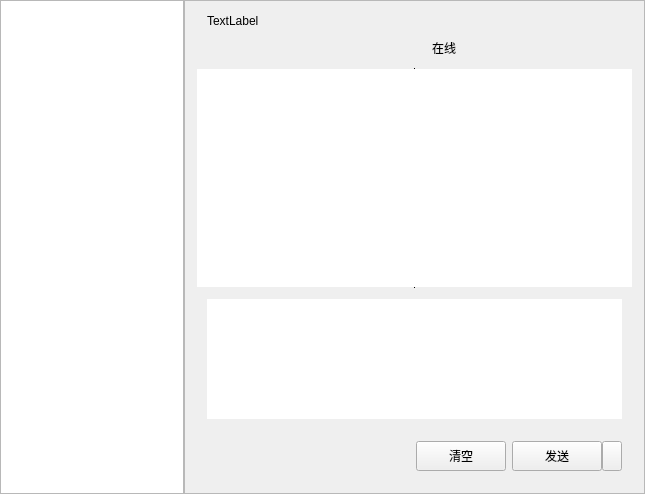
Qt form ChatMessagePlugin/ChatMessage.ui (Ying-hw/QQPlugin) before a commit.
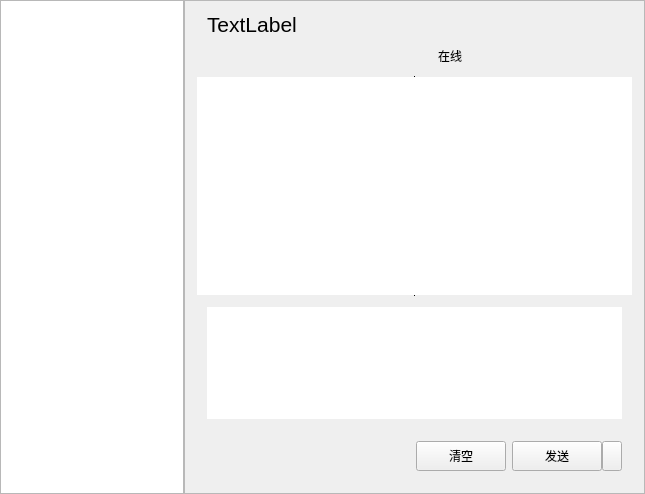
The same form after that commit. Icons and pictures are not drawn. Custom widgets are drawn as their Qt base class.

```diff
--- a/ChatMessagePlugin/ChatMessage.ui
+++ b/ChatMessagePlugin/ChatMessage.ui
@@ -98,6 +98,11 @@
                 <layout class="QHBoxLayout" name="horizontalLayout_2">
                  <item>
                   <widget class="QLabel" name="labName">
+                   <property name="font">
+                    <font>
+                     <pointsize>16</pointsize>
+                    </font>
+                   </property>
                    <property name="text">
                     <string>TextLabel</string>
                    </property>
@@ -120,6 +125,9 @@
                </item>
                <item row="1" column="0">
                 <layout class="QHBoxLayout" name="horizontalLayout_3">
+                 <property name="spacing">
+                  <number>10</number>
+                 </property>
                  <item>
                   <widget class="QPushButton" name="BtnVedio">
                    <property name="toolTip">
```
